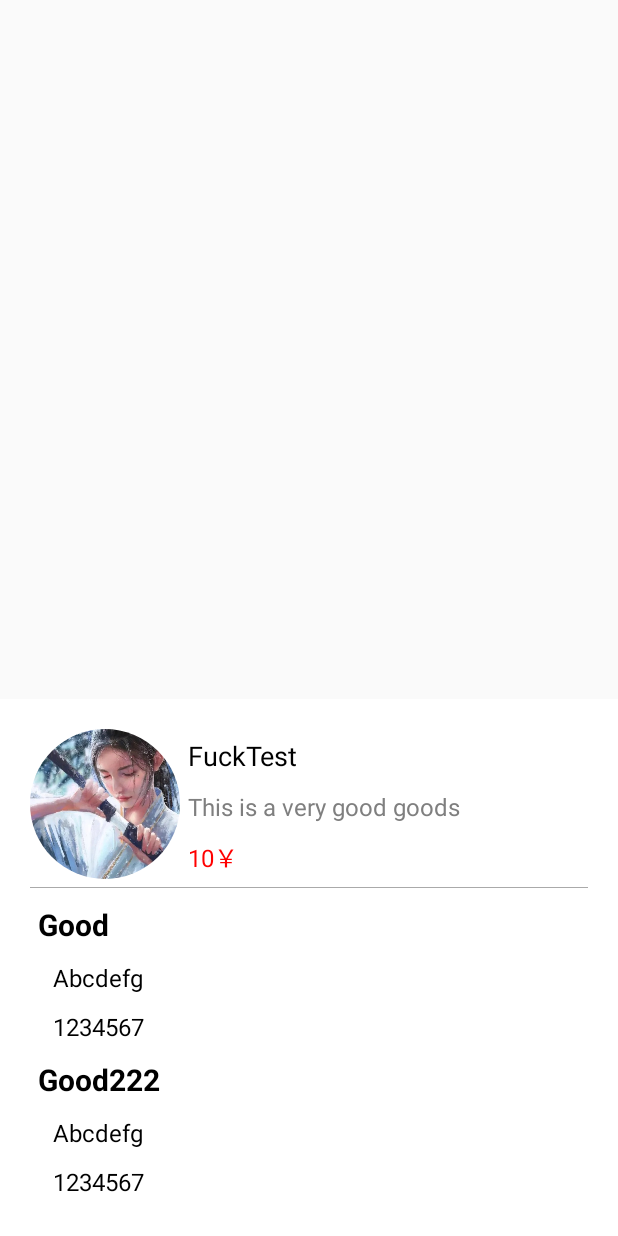
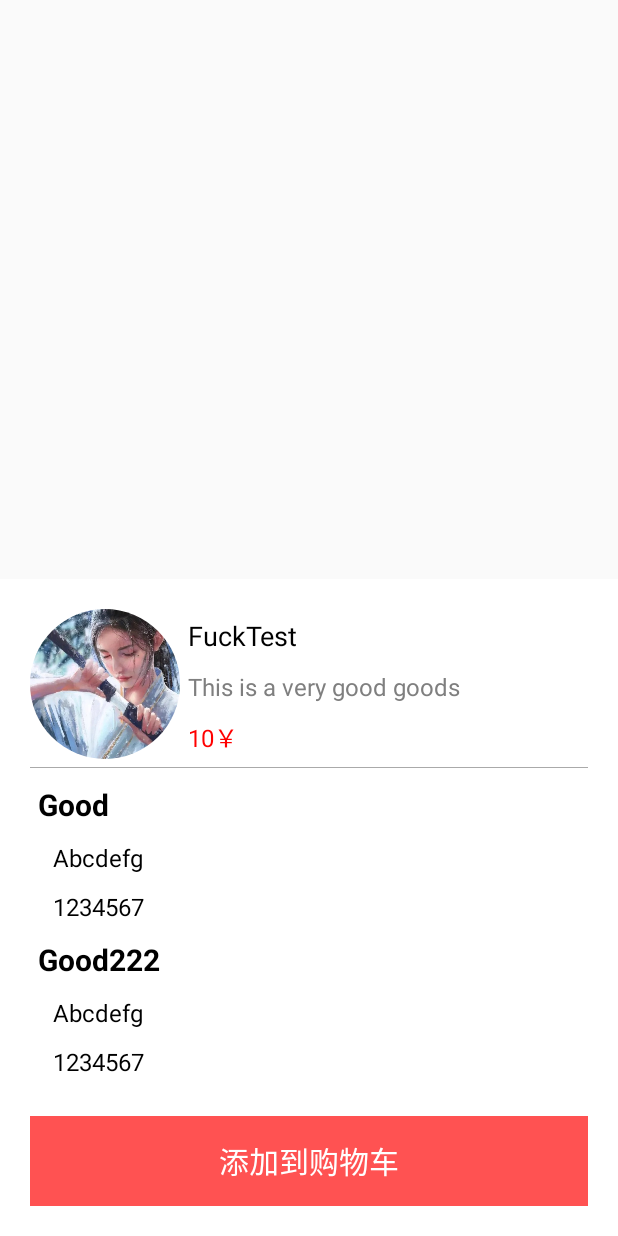
Before and after one commit to blacknight2018/androidShop, an Android app: the layout popwin_select_spec.xml on its own in the app's theme, with its tools: preview values and no code run, on a phone screen of 412 x 824 dp. Run offline under Robolectric (Android 15) with nearby library versions, the phone set to English and light mode, and no system bars; plain views replace RoundedImageView.

Commit message:
添加了添加到购物车按钮

```diff
--- a/app/src/main/res/layout/popwin_select_spec.xml
+++ b/app/src/main/res/layout/popwin_select_spec.xml
@@ -130,6 +130,20 @@
 
 
         </LinearLayout>
+
+
+        <TextView
+            android:layout_marginTop="20dp"
+            android:layout_width="match_parent"
+            android:layout_height="60dp"
+            android:background="@color/btn_submit2"
+            android:gravity="center"
+            android:text="@string/btn_add_cart"
+            android:textColor="#ffffff"
+            android:textSize="20dp"
+            app:layout_constraintBottom_toBottomOf="parent"
+            app:layout_constraintEnd_toEndOf="parent"
+            app:layout_constraintTop_toTopOf="parent" />
     </LinearLayout>
 
 
--- a/app/src/main/res/values/colors.xml
+++ b/app/src/main/res/values/colors.xml
@@ -9,5 +9,6 @@
     <color name="price">#ff0000</color>
     <color name="btn_submit">#4CAF50</color>
     <color name="btn_submit2">#FF5252</color>
+
     <color name="divider">#000000</color>
 </resources>
--- a/app/src/main/res/values/strings.xml
+++ b/app/src/main/res/values/strings.xml
@@ -18,4 +18,5 @@
     <string name="activity_address_list">我的地址</string>
     <string name="activity_goods_detail">商品详细</string>
     <string name="tip_spec">选择商品规格</string>
+    <string name="btn_add_cart">添加到购物车</string>
 </resources>
```
